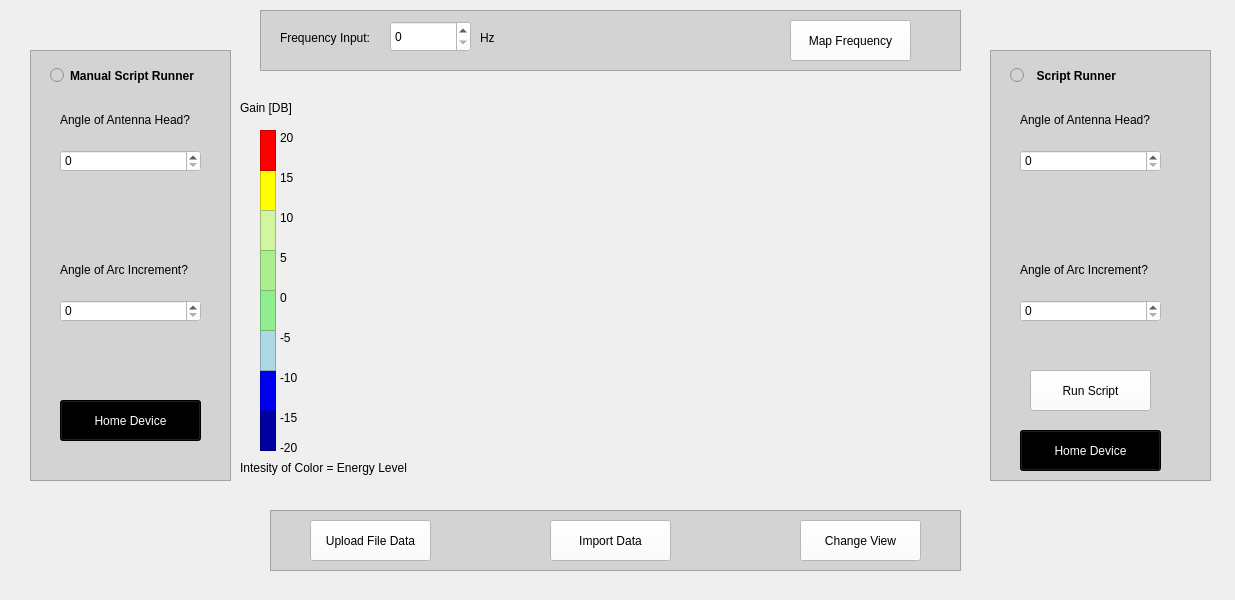
First picture: the form in softwareDesktopGUI/AntennaAnalyzer/AntennaAnalyze.ui, repository hamzashahid711/AntennaRadiationPatterns, before the edit.
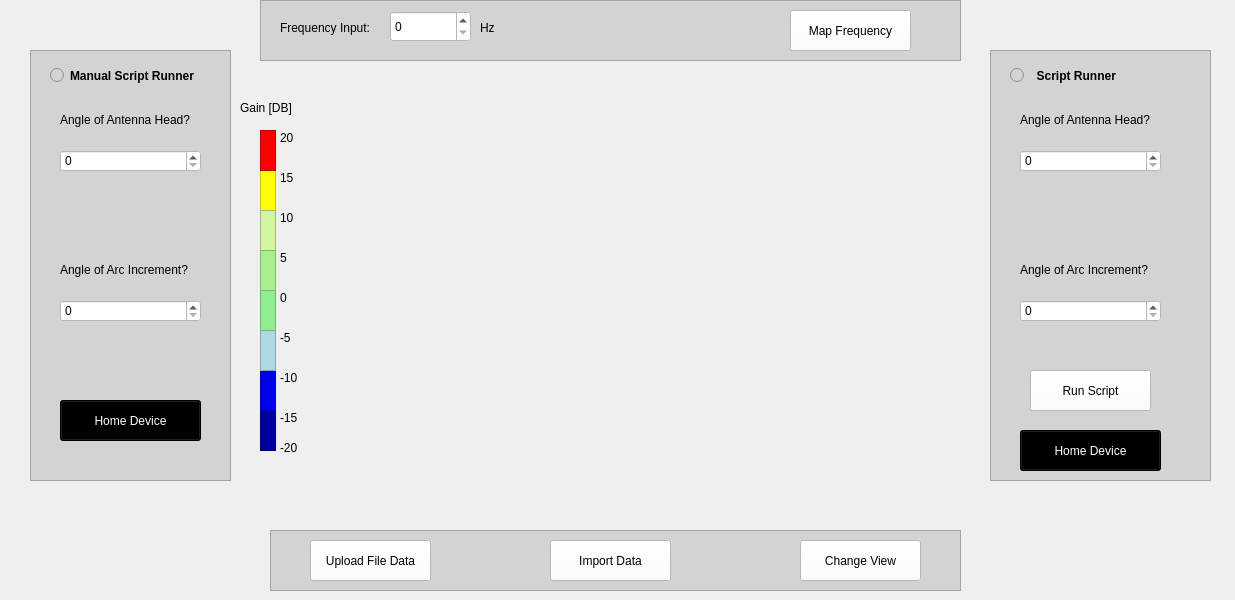
Second picture: the form after the edit.

Commit message: added tempfile function to popup image in qt frame

```diff
--- a/softwareDesktopGUI/AntennaAnalyzer/AntennaAnalyze.ui
+++ b/softwareDesktopGUI/AntennaAnalyzer/AntennaAnalyze.ui
@@ -266,7 +266,7 @@
    <property name="geometry">
     <rect>
      <x>270</x>
-     <y>510</y>
+     <y>530</y>
      <width>691</width>
      <height>61</height>
     </rect>
@@ -335,7 +335,7 @@
    <property name="geometry">
     <rect>
      <x>260</x>
-     <y>10</y>
+     <y>0</y>
      <width>701</width>
      <height>61</height>
     </rect>
@@ -692,17 +692,17 @@
   <widget class="QLabel" name="intensity">
    <property name="geometry">
     <rect>
-     <x>240</x>
-     <y>460</y>
-     <width>191</width>
-     <height>16</height>
+     <x>300</x>
+     <y>70</y>
+     <width>681</width>
+     <height>441</height>
     </rect>
    </property>
    <property name="mouseTracking">
     <bool>false</bool>
    </property>
    <property name="text">
-    <string>Intesity of Color = Energy Level </string>
+    <string/>
    </property>
   </widget>
  </widget>
```
Left out of the diff: 5 changed lines with no effect on the pictures. The commit also changes 2 other files.
